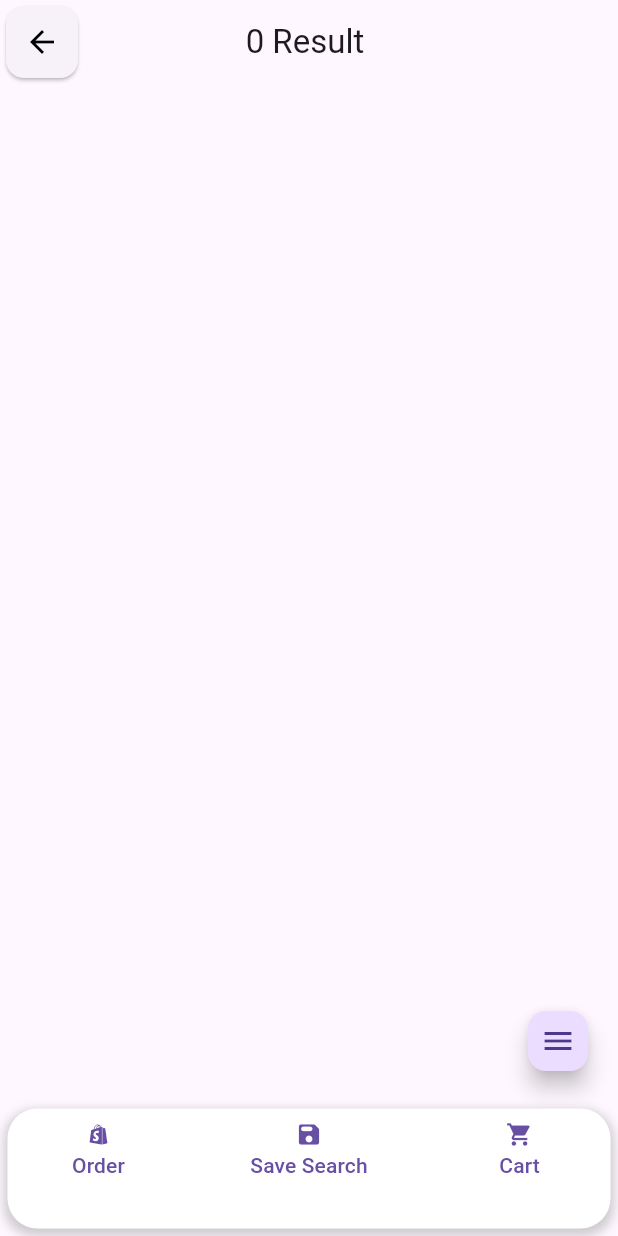
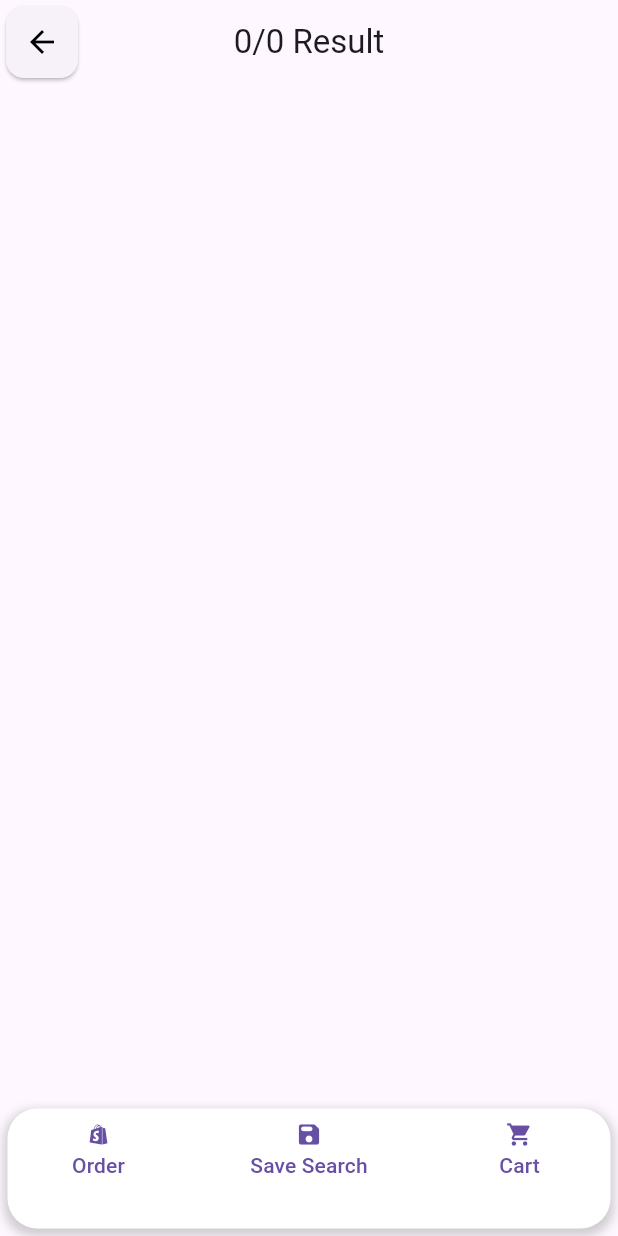
Before and after one commit to Shivam0819/ProjectKdlGiaApp, a Flutter app: the SearchResultsTemp screen opened directly with empty values, on a phone screen of 412 x 824 dp. Run offline on Flutter 3.47's test engine with Material 3 defaults, Android fonts, the phone set to English and light mode, and no system bars; our stand-ins replace google_fonts, video_player.

Commit message:
Success FUlly Solve bug

```diff
--- a/kdlgia/lib/search/searchTemp.dart
+++ b/kdlgia/lib/search/searchTemp.dart
@@ -1,7 +1,10 @@
 import 'package:flutter/material.dart';
 import 'package:kdlgia/api_assets_popup/imagePopup.dart';
 import 'package:kdlgia/cart/cartApi.dart';
+import 'package:kdlgia/diamond_search/searchDetail.dart';
+import 'package:kdlgia/search/apiDiamondSerach.dart';
 import 'package:kdlgia/search/diamondData.dart';
+import 'package:kdlgia/search/diamondDataDetail.dart';
 import 'package:kdlgia/search/dragableFab.dart';
 import 'package:kdlgia/search/expandable.dart';
 import 'package:kdlgia/search/pagination.dart';
@@ -9,9 +12,9 @@ import 'package:kdlgia/style/search_card_ui.dart';
 import 'package:kdlgia/style/styleTextSearchResult.dart';
 
 class SearchResultsTemp extends StatefulWidget {
-  DiamondData diamondData;
-  String token;
-  String querryUrl;
+  final DiamondData diamondData;
+  final String token;
+  final String querryUrl;
 
   SearchResultsTemp({
     super.key,
@@ -19,22 +22,85 @@ class SearchResultsTemp extends StatefulWidget {
     required this.token,
     required this.querryUrl,
   });
+
   @override
   _SearchResultsTempState createState() => _SearchResultsTempState();
 }
 
 class _SearchResultsTempState extends State<SearchResultsTemp> {
-  late Map<int, bool> isCheckedMap =
-      {}; // Map to store isChecked state for each Diamond item
+  late Map<int, bool> isCheckedMap = {}; // Map to store isChecked state for each Diamond item
   late Map<int, bool> isStaredMap = {};
   bool _isExpanded = false;
   int _currentPage = 1;
-  final int _totalPages = 250;
-  void _onPageChanged(int page) {
+  bool _isLoadingMore = false;
+  final ScrollController _scrollController = ScrollController();
+  List<Diamond> _diamonds = [];
+
+  @override
+  void initState() {
+    super.initState();
+    _diamonds = widget.diamondData.diamonds;
+    _scrollController.addListener(_onScroll);
+  }
+
+  @override
+  void dispose() {
+    _scrollController.dispose();
+    super.dispose();
+  }
+
+  void _onScroll() {
+    if (_scrollController.position.pixels == _scrollController.position.maxScrollExtent && !_isLoadingMore) {
+      _fetchMoreData();
+    }
+  }
+
+  Future<void> _fetchMoreData() async {
+    if (_currentPage < widget.diamondData.pages) {
       setState(() {
-      _currentPage = page;
+        _isLoadingMore = true;
+      });
+
+      _currentPage++;
+      // Simulate network request delay
+      await Future.delayed(Duration(seconds: 2));
+
+      // Fetch more data from the API and add it to the list
+      DiamondData newDiamondData = await fetchDataSearchDiamond(widget.token, searchQuerry: "${widget.querryUrl} + &page=2");
+      setState(() {
+        _diamonds.addAll(newDiamondData.diamonds);
+        _isLoadingMore = false;
       });
     }
+  }
+
+  // Future<List<Diamond>> fetchDiamondsFromApi(String url, int page, String token) async {
+  //   // Your API call logic here
+  //   // For the sake of this example, we'll simulate fetching data
+  //   await Future.delayed(Duration(seconds: 2));
+  //   return List.generate(10, (index) => Diamond(
+  //     id: 'D${page}00${index}',
+  //     canToCart: true,
+  //     imageUrl: 'https://example.com/diamond${page}00${index}.png',
+  //     diaReport: 'GIA',
+  //     diaReportNo: '123456',
+  //     dollar1: '\$1000',
+  //     diaShape: 'Round',
+  //     diaCarat: '1.0',
+  //     diaColor: 'D',
+  //     diaClarity: 'IF',
+  //     diaCut: 'Excellent',
+  //     diaPolish: 'Excellent',
+  //     diaSymmetry: 'Excellent',
+  //     diaFluorescence: 'None',
+  //     diaPlace: 'USA',
+  //     diaTable: '58%',
+  //     diaDepth: '62%',
+  //     rap: 'RAP',
+  //     diaDiameter: '6.5',
+  //     back: '5%'
+  //   ));
+  // }
 
   void _toggleExpanded() {
     setState(() {
@@ -50,25 +116,29 @@ class _SearchResultsTempState extends State<SearchResultsTemp> {
           child: IconButton(
             icon: const Icon(Icons.arrow_back),
             onPressed: () {
-              Navigator.pop(
-                  context); // Navigate back when the back button is pressed
+              Navigator.pop(context); // Navigate back when the back button is pressed
             },
             color: Colors.black, // Customize the color of the back button
           ),
         ),
-        title: Text(
-            "${widget.diamondData.total} Result ${widget.diamondData.pages}"),
+        title: Text("${_diamonds.length}/${widget.diamondData.total} Result"),
         centerTitle: true,
       ),
       body: ListView.builder(
-        itemCount: widget.diamondData.diamonds.length,
+        controller: _scrollController,
+        itemCount: _diamonds.length + (_isLoadingMore ? 1 : 0),
         itemBuilder: (context, index) {
+          if (index == _diamonds.length) {
+            return Center(child: CircularProgressIndicator());
+          }
+
           bool isChecked = isCheckedMap[index] ?? false;
           bool isStared = isStaredMap[index] ?? false;
-          final diamond = widget.diamondData.diamonds[index];
+          final diamond = _diamonds[index];
+
           return InkWell(
             onTap: () {
-              // Navigator.push(context, MaterialPageRoute(builder: (context)=> SearchDetail(diamondDetail: diamond,)));
+              Navigator.push(context, MaterialPageRoute(builder: (context)=> SearchDetail(diamondDetail: diamond,)));
             },
             child: Padding(
               padding: const EdgeInsets.all(paddingCard),
@@ -82,18 +152,15 @@ class _SearchResultsTempState extends State<SearchResultsTemp> {
                     Row(
                       mainAxisAlignment: MainAxisAlignment.spaceBetween,
                       children: [
-                        // **********ClickBox and Star ************//
                         Padding(
-                          padding: const EdgeInsets.only(
-                              right: paddingCard, left: paddingCard),
+                          padding: const EdgeInsets.only(right: paddingCard, left: paddingCard),
                           child: Container(
                             child: Row(
                               children: [
                                 InkWell(
                                   onTap: () {
                                     setState(() {
-                                    isCheckedMap[index] =
-                                        !isChecked; // Update isChecked state in the map
+                                      isCheckedMap[index] = !isChecked; // Update isChecked state in the map
                                     });
                                   },
                                   child: SizedBox(
@@ -102,16 +169,11 @@ class _SearchResultsTempState extends State<SearchResultsTemp> {
                                     child: Card.filled(
                                       color: Colors.white,
                                       elevation: 7,
-                                    child: isChecked
-                                        ? Image.asset(
-                                            "assets/app_icons/check.png")
-                                        : Container(),
+                                      child: isChecked ? Image.asset("assets/app_icons/check.png") : Container(),
                                     ),
                                   ),
                                 ),
-                              const SizedBox(
-                                width: 10,
-                              ),
+                                const SizedBox(width: 10),
                                 InkWell(
                                   onTap: () {
                                     if (diamond.canToCart) {
@@ -129,20 +191,17 @@ class _SearchResultsTempState extends State<SearchResultsTemp> {
                                       color: Colors.white,
                                       elevation: 7,
                                       child: isStared
-                                        ? const Icon(Icons.star,
-                                            color: Color.fromRGBO(
-                                                33, 98, 238, 1)) //#2162E0
+                                          ? const Icon(Icons.star, color: Color.fromRGBO(33, 98, 238, 1)) //#2162E0
                                           : const Icon(Icons.star_border),
                                     ),
                                   ),
                                 ),
                               ],
-                          )),
                             ),
-                        // ********** cert camera video ************//
+                          ),
+                        ),
                         Padding(
-                          padding: const EdgeInsets.only(
-                              right: paddingCard, left: paddingCard),
+                          padding: const EdgeInsets.only(right: paddingCard, left: paddingCard),
                           child: Container(
                             child: Row(
                               children: [
@@ -158,17 +217,13 @@ class _SearchResultsTempState extends State<SearchResultsTemp> {
                                     ),
                                   ),
                                 ),
-                                const SizedBox(
-                                  width: 10,
-                                ),
+                                const SizedBox(width: 10),
                                 InkWell(
                                   onTap: () {
                                     showDialog(
                                       context: context,
                                       builder: (BuildContext context) {
-                                        // Navigator.of(context).pop();
-                                        return ImagePopup(
-                                            imageUrl: diamond.imageUrl);
+                                        return ImagePopup(imageUrl: diamond.imageUrl);
                                       },
                                     );
                                     print(diamond.imageUrl);
@@ -183,9 +238,7 @@ class _SearchResultsTempState extends State<SearchResultsTemp> {
                                     ),
                                   ),
                                 ),
-                                const SizedBox(
-                                  width: 10,
-                                ),
+                                const SizedBox(width: 10),
                                 InkWell(
                                   onTap: () {},
                                   child: const SizedBox(
@@ -198,9 +251,7 @@ class _SearchResultsTempState extends State<SearchResultsTemp> {
                                     ),
                                   ),
                                 ),
-                                const SizedBox(
-                                  width: 10,
-                                ),
+                                const SizedBox(width: 10),
                               ],
                             ),
                           ),
@@ -211,105 +262,53 @@ class _SearchResultsTempState extends State<SearchResultsTemp> {
                     Padding(
                       padding: const EdgeInsets.all(paddingCard),
                       child: Table(
-                        defaultVerticalAlignment:
-                            TableCellVerticalAlignment.intrinsicHeight,
+                        defaultVerticalAlignment: TableCellVerticalAlignment.intrinsicHeight,
                         children: [
                           TableRow(children: [
-                            TableCell(
-                                child: StyledText(
-                                    text: "Stock No.: ${diamond.id}")),
-                            TableCell(
-                                child: StyledText(
-                              text: "Disc%: ${diamond.back}",
-                              color: Colors.redAccent,
-                            )),
+                            TableCell(child: StyledText(text: "Stock No.: ${diamond.id}")),
+                            TableCell(child: StyledText(text: "Disc%: ${diamond.back}", color: Colors.redAccent)),
                           ]),
                           TableRow(children: [
-                            TableCell(
-                                child: StyledText(
-                                    text:
-                                        "${diamond.diaReport}: ${diamond.diaReportNo}")),
-                            TableCell(
-                                child: StyledText(
-                              text: "Amount: ${diamond.dollar1}",
-                              color: Colors.red,
-                            )),
+                            TableCell(child: StyledText(text: "${diamond.diaReport}: ${diamond.diaReportNo}")),
+                            TableCell(child: StyledText(text: "Amount: ${diamond.dollar1}", color: Colors.red)),
                           ]),
                         ],
                       ),
                     ),
                     const Divider(color: Colors.grey),
                     Padding(
-                      padding: const EdgeInsets.only(
-                        left: paddingCard,
-                        right: paddingCard,
-                      ),
+                      padding: const EdgeInsets.only(left: paddingCard, right: paddingCard),
                       child: Table(
-                        defaultVerticalAlignment:
-                            TableCellVerticalAlignment.middle,
+                        defaultVerticalAlignment: TableCellVerticalAlignment.middle,
                         children: [
                           TableRow(children: [
-                            TableCell(
-                                child: StyledText(
-                                    text: "Shp: ${diamond.diaShape}")),
-                            TableCell(
-                                child: StyledText(
-                                    text: "Carat: ${diamond.diaCarat}")),
-                            TableCell(
-                                child: StyledText(
-                                    text: "Color: ${diamond.diaColor}")),
-                            TableCell(
-                                child: StyledText(
-                                    text: "Clarity: ${diamond.diaClarity}")),
+                            TableCell(child: StyledText(text: "Shp: ${diamond.diaShape}")),
+                            TableCell(child: StyledText(text: "Carat: ${diamond.diaCarat}")),
+                            TableCell(child: StyledText(text: "Color: ${diamond.diaColor}")),
+                            TableCell(child: StyledText(text: "Clarity: ${diamond.diaClarity}")),
                           ]),
                           TableRow(children: [
-                            TableCell(
-                                child:
-                                    StyledText(text: "Cut: ${diamond.diaCut}")),
-                            TableCell(
-                                child: StyledText(
-                                    text: "Polish: ${diamond.diaPolish}")),
-                            TableCell(
-                                child: StyledText(
-                                    text: "Symm: ${diamond.diaSymmetry}")),
-                            TableCell(
-                                child: StyledText(
-                                    text:
-                                        "Fluoro: ${diamond.diaFluorescence}")),
+                            TableCell(child: StyledText(text: "Cut: ${diamond.diaCut}")),
+                            TableCell(child: StyledText(text: "Polish: ${diamond.diaPolish}")),
+                            TableCell(child: StyledText(text: "Symm: ${diamond.diaSymmetry}")),
+                            TableCell(child: StyledText(text: "Fluoro: ${diamond.diaFluorescence}")),
                           ]),
                           TableRow(children: [
-                            TableCell(
-                                child: StyledText(
-                                    text: "Loc: ${diamond.diaPlace}")),
-                            TableCell(
-                                child: StyledText(
-                                    text: "Tbl : ${diamond.diaTable}")),
-                            TableCell(
-                                child: StyledText(
-                                    text: "Td: ${diamond.diaDepth}")),
-                            TableCell(
-                              child: StyledText(
-                                text: "Rap: ${diamond.rap}",
-                              ),
-                            ),
+                            TableCell(child: StyledText(text: "Loc: ${diamond.diaPlace}")),
+                            TableCell(child: StyledText(text: "Tbl : ${diamond.diaTable}")),
+                            TableCell(child: StyledText(text: "Td: ${diamond.diaDepth}")),
+                            TableCell(child: StyledText(text: "Rap: ${diamond.rap}")),
                           ]),
                         ],
                       ),
                     ),
                     Padding(
-                      padding: const EdgeInsets.only(
-                          left: paddingCard,
-                          right: paddingCard,
-                          bottom: paddingCard),
+                      padding: const EdgeInsets.only(left: paddingCard, right: paddingCard, bottom: paddingCard),
                       child: Table(
-                        defaultVerticalAlignment:
-                            TableCellVerticalAlignment.middle,
+                        defaultVerticalAlignment: TableCellVerticalAlignment.middle,
                         children: [
                           TableRow(children: [
-                            TableCell(
-                                child: StyledText(
-                                    text:
-                                        "Measurement: ${diamond.diaDiameter}")),
+                            TableCell(child: StyledText(text: "Measurement: ${diamond.diaDiameter}")),
                           ]),
                         ],
                       ),
@@ -320,88 +319,6 @@ class _SearchResultsTempState extends State<SearchResultsTemp> {
             ),
           );
         },
-      ),
-
-      // floatingActionButton: PaginationRow(
-      //   currentPage: _currentPage,
-      //   totalPages: _totalPages,
-      //   onPageChanged: _onPageChanged,
-      // ),
-      floatingActionButton: Row(
-        mainAxisAlignment: MainAxisAlignment.end,
-        children: [
-          if (_isExpanded) ...[
-            Card(
-            child: InkWell(
-              onTap: () {},
-              child: Padding(
-                padding: const EdgeInsets.all(8.0),
-                child: Icon(Icons.arrow_back_ios),
-                ),
-              ),
-            ),
-            Card(
-            child: InkWell(
-              onTap: () {},
-              child: Padding(
-                padding: const EdgeInsets.all(8.0),
-                child: Text('1'),
-                ),
-              ),
-            ),
-            Card(
-            child: InkWell(
-              onTap: () {},
-              child: Padding(
-                padding: const EdgeInsets.all(8.0),
-                child: Text('2'),
-                ),
-              ),
-            ),
-            Card(
-            child: InkWell(
-              onTap: () {},
-              child: Padding(
-                padding: const EdgeInsets.all(8.0),
-                child: Text('2'),
-                ),
-              ),
-            ),
-            Card(
-            child: InkWell(
-              onTap: () {},
-              child: Padding(
-                padding: const EdgeInsets.all(8.0),
-                child: Text('2'),
-                ),
-              ),
-            ),
-            Card(
-            child: InkWell(
-              onTap: () {},
-              child: Padding(
-                padding: const EdgeInsets.all(8.0),
-                child: Text('2562'),
-                ),
-              ),
-            ),
-            Card(
-            child: InkWell(
-              onTap: () {},
-              child: Padding(
-                padding: const EdgeInsets.all(8.0),
-                child: Icon(Icons.arrow_forward_ios_rounded),
-                ),
-              ),
-            ),
-
-          ],
-          FloatingActionButton(
-            onPressed: _toggleExpanded,
-            child: Icon(_isExpanded ? Icons.close : Icons.menu),
-            mini: true,
-          ),
-        ],
       ),
       bottomNavigationBar: Padding(
         padding: const EdgeInsets.all(paddingCard),
```
Also changed, not shown: kdlgia/lib/diamond_search/searchDetail.dart (+69 -64 lines), kdlgia/lib/search/dragableFab.dart (deleted, +0 -66 lines), kdlgia/lib/search/expandable.dart (deleted, +0 -74 lines), kdlgia/lib/search/pagination.dart (deleted, +0 -77 lines). Lines whose indentation alone changed are shown as unchanged.
